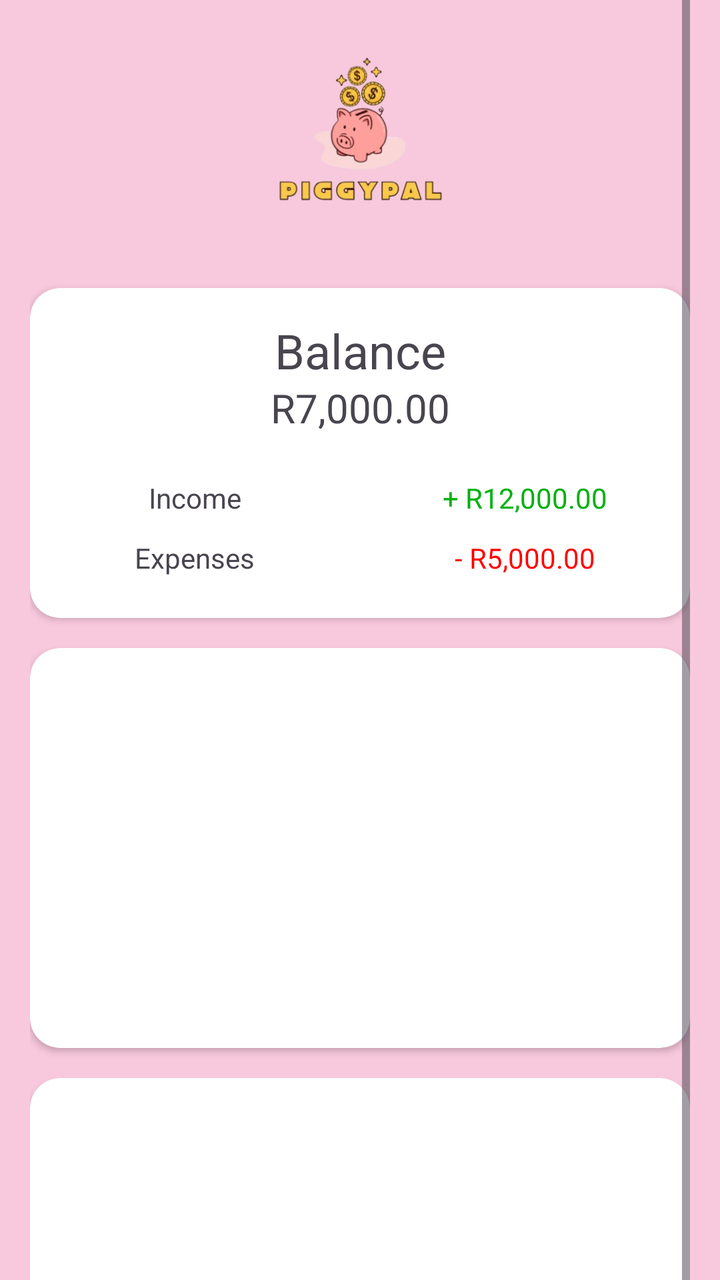
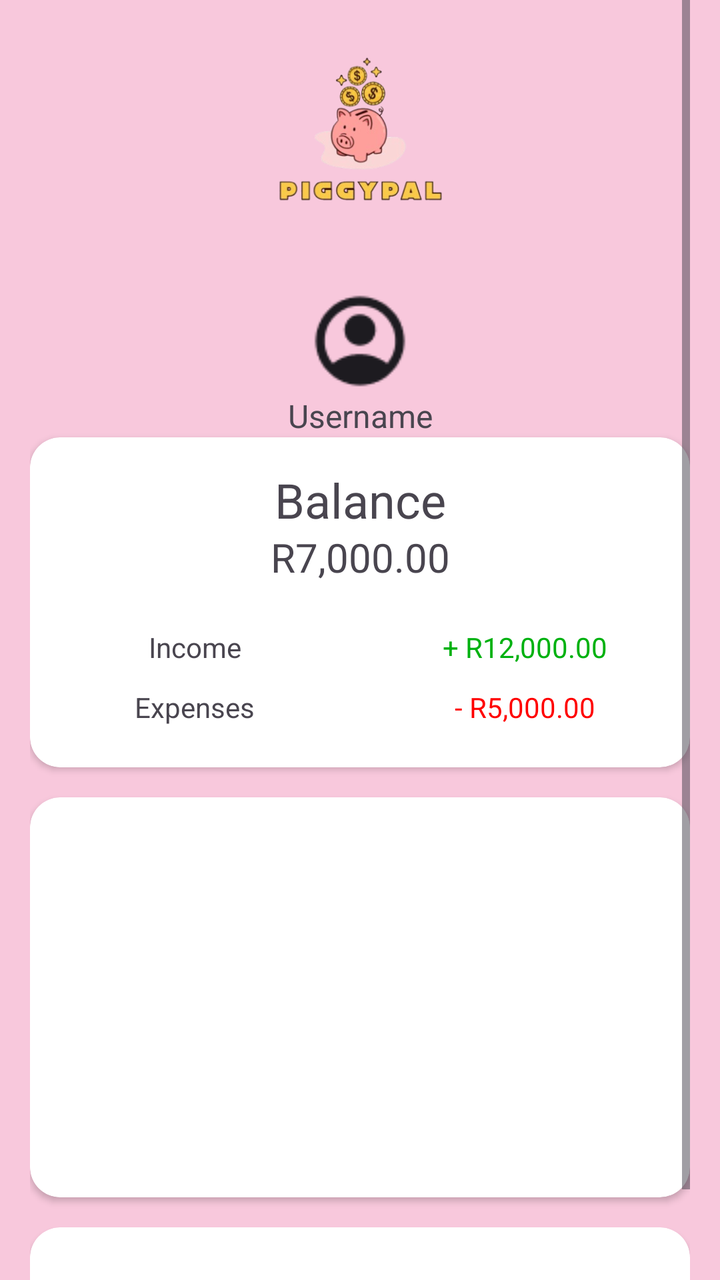

Before-and-after screenshots of an Android layout around one commit, followed by the original layout XML and the change that was made.
<!-- AndroidManifest.xml: application theme Theme.PiggyApp -->
<!-- res/layout/activity_home.xml -->
<?xml version="1.0" encoding="utf-8"?>
<androidx.constraintlayout.widget.ConstraintLayout xmlns:android="http://schemas.android.com/apk/res/android"
    xmlns:app="http://schemas.android.com/apk/res-auto"
    xmlns:tools="http://schemas.android.com/tools"
    android:id="@+id/main"
    android:layout_width="match_parent"
    android:layout_height="match_parent"
    android:background="@color/piggy_pink"
    tools:context=".HomeActivity">

    <LinearLayout
        android:id="@+id/linearLayout"
        android:layout_width="0dp"
        android:layout_height="match_parent"
        android:gravity="center_horizontal"
        android:orientation="vertical"
        app:layout_constraintEnd_toEndOf="parent"
        app:layout_constraintStart_toStartOf="parent"
        app:layout_constraintTop_toTopOf="parent">

        <ScrollView
            android:layout_width="330dp"
            android:layout_height="687dp">

            <LinearLayout
                android:layout_width="match_parent"
                android:layout_height="wrap_content"
                android:orientation="vertical">

                <ImageView
                    android:id="@+id/imgHome"
                    android:layout_width="match_parent"
                    android:layout_height="144dp"
                    app:srcCompat="@drawable/piggypal_logo_name" />

                <androidx.cardview.widget.CardView
                    android:layout_width="match_parent"
                    android:layout_height="165dp"
                    app:cardCornerRadius="15dp">

                    <LinearLayout
                        android:layout_width="match_parent"
                        android:layout_height="match_parent"
                        android:orientation="vertical">

                        <Space
                            android:layout_width="match_parent"
                            android:layout_height="15dp" />

                        <TextView
                            android:id="@+id/txtBalance"
                            android:layout_width="match_parent"
                            android:layout_height="30dp"
                            android:gravity="center_horizontal|center_vertical"
                            android:text="Balance"
                            android:textSize="24sp" />

                        <TextView
                            android:id="@+id/textView13"
                            android:layout_width="match_parent"
                            android:layout_height="30dp"
                            android:gravity="center_horizontal|center_vertical"
                            android:text="R7,000.00"
                            android:textSize="20sp" />

                        <Space
                            android:layout_width="match_parent"
                            android:layout_height="15dp" />

                        <LinearLayout
                            android:layout_width="match_parent"
                            android:layout_height="30dp"
                            android:orientation="horizontal">

                            <TextView
                                android:id="@+id/txtIncome"
                                android:layout_width="165dp"
                                android:layout_height="match_parent"
                                android:gravity="center_horizontal|center_vertical"
                                android:text="Income" />

                            <TextView
                                android:id="@+id/textView11"
                                android:layout_width="165dp"
                                android:layout_height="match_parent"
                                android:layout_weight="1"
                                android:gravity="center_horizontal|center_vertical"
                                android:text="+ R12,000.00"
                                android:textColor="@color/piggy_green" />
                        </LinearLayout>

                        <LinearLayout
                            android:layout_width="match_parent"
                            android:layout_height="30dp"
                            android:orientation="horizontal">

                            <TextView
                                android:id="@+id/txtExpenses"
                                android:layout_width="165dp"
                                android:layout_height="match_parent"
                                android:gravity="center_horizontal|center_vertical"
                                android:text="Expenses" />

                            <TextView
                                android:id="@+id/textView12"
                                android:layout_width="165dp"
                                android:layout_height="match_parent"
                                android:layout_weight="1"
                                android:gravity="center_horizontal|center_vertical"
                                android:text="- R5,000.00"
                                android:textColor="@color/piggy_red" />
                        </LinearLayout>

                        <Space
                            android:layout_width="match_parent"
                            android:layout_height="15dp" />

                    </LinearLayout>

                </androidx.cardview.widget.CardView>

                <Space
                    android:layout_width="match_parent"
                    android:layout_height="15dp" />

                <androidx.cardview.widget.CardView
                    android:layout_width="match_parent"
                    android:layout_height="200dp"
                    app:cardCornerRadius="15dp" />

                <Space
                    android:layout_width="match_parent"
                    android:layout_height="15dp" />

                <androidx.cardview.widget.CardView
                    android:layout_width="match_parent"
                    android:layout_height="165dp"
                    app:cardCornerRadius="15dp">

                </androidx.cardview.widget.CardView>

                <Space
                    android:layout_width="wrap_content"
                    android:layout_height="15dp" />

            </LinearLayout>
        </ScrollView>

        <com.google.android.material.bottomnavigation.BottomNavigationView
            android:id="@+id/bottomNavView"
            android:layout_width="match_parent"
            android:layout_height="45dp"
            app:labelVisibilityMode="unlabeled"
            app:menu="@menu/navigation_bar" />

    </LinearLayout>

</androidx.constraintlayout.widget.ConstraintLayout>
<!-- resources referenced by this layout -->
<resources>
  <color name="piggy_green">#00B110</color>
  <color name="piggy_pink">#F8C8DC</color>
  <color name="piggy_red">#FF0000</color>
  <!-- drawable piggypal_logo_name: png bitmap (drawable, 54507 bytes) -->
  <style name="Theme.PiggyApp" parent="Base.Theme.PiggyApp" />
  <style name="Base.Theme.PiggyApp" parent="Theme.Material3.DayNight.NoActionBar">
          
          
      </style>
</resources>

<!-- the commit's change to res/layout/activity_home.xml (unified diff, before → after) -->
@@ -32,6 +32,27 @@
                     android:layout_width="match_parent"
                     android:layout_height="144dp"
                     app:srcCompat="@drawable/piggypal_logo_name" />
+
+                <LinearLayout
+                    android:layout_width="match_parent"
+                    android:layout_height="match_parent"
+                    android:orientation="vertical">
+
+                    <ImageView
+                        android:id="@+id/ivUserImage"
+                        android:layout_width="match_parent"
+                        android:layout_height="match_parent"
+                        android:layout_weight="1"
+                        app:srcCompat="@drawable/prog7313_profile" />
+
+                    <TextView
+                        android:id="@+id/tvUsername"
+                        android:layout_width="match_parent"
+                        android:layout_height="match_parent"
+                        android:text="Username"
+                        android:textAlignment="center"
+                        android:textSize="16sp" />
+                </LinearLayout>
 
                 <androidx.cardview.widget.CardView
                     android:layout_width="match_parent"
<!-- resource entries referenced after the edit -->
@@ -4,6 +4,7 @@
   <color name="piggy_pink">#F8C8DC</color>
   <color name="piggy_red">#FF0000</color>
   <!-- drawable piggypal_logo_name: png bitmap (drawable, 54507 bytes) -->
+  <!-- drawable prog7313_profile: png bitmap (drawable, 1560 bytes) -->
   <style name="Theme.PiggyApp" parent="Base.Theme.PiggyApp" />
   <style name="Base.Theme.PiggyApp" parent="Theme.Material3.DayNight.NoActionBar">
           
